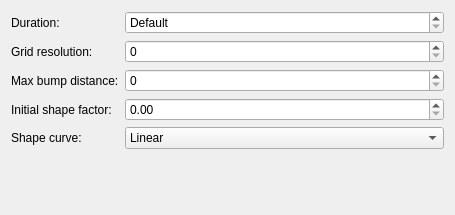
First picture: the form in src/kcm/YetAnotherMagicLampEffectKCM.ui, repository nothing4any/yet-another-magic-lamp-kde6, before the edit.
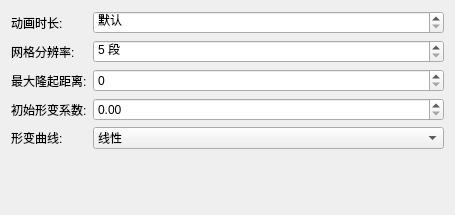
Second picture: the form after the edit.

Commit message: 修复配置

```diff
--- a/src/kcm/YetAnotherMagicLampEffectKCM.ui
+++ b/src/kcm/YetAnotherMagicLampEffectKCM.ui
@@ -14,7 +14,7 @@
    <item row="0" column="0">
     <widget class="QLabel" name="label_Duration">
      <property name="text">
-      <string>Duration:</string>
+      <string>动画时长:</string>
      </property>
     </widget>
    </item>
@@ -27,10 +27,10 @@
       </sizepolicy>
      </property>
      <property name="specialValueText">
-      <string>Default</string>
+      <string>默认</string>
      </property>
      <property name="suffix">
-      <string> milliseconds</string>
+      <string> 毫秒</string>
      </property>
      <property name="maximum">
       <number>9999</number>
@@ -43,7 +43,7 @@
    <item row="1" column="0">
     <widget class="QLabel" name="label_GridResolution">
      <property name="text">
-      <string>Grid resolution:</string>
+      <string>网格分辨率:</string>
      </property>
     </widget>
    </item>
@@ -55,12 +55,24 @@
        <verstretch>0</verstretch>
       </sizepolicy>
      </property>
+     <property name="minimum">
+      <number>5</number>
+     </property>
+     <property name="maximum">
+      <number>120</number>
+     </property>
+     <property name="singleStep">
+      <number>5</number>
+     </property>
+     <property name="suffix">
+      <string> 段</string>
+     </property>
     </widget>
    </item>
    <item row="2" column="0">
     <widget class="QLabel" name="label_MaxBumpDistance">
      <property name="text">
-      <string>Max bump distance:</string>
+      <string>最大隆起距离:</string>
      </property>
     </widget>
    </item>
@@ -77,7 +89,7 @@
    <item row="3" column="0">
     <widget class="QLabel" name="label_InitialShapeFactor">
      <property name="text">
-      <string>Initial shape factor:</string>
+      <string>初始形变系数:</string>
      </property>
     </widget>
    </item>
@@ -100,7 +112,7 @@
    <item row="4" column="0">
     <widget class="QLabel" name="label_ShapeCurve">
      <property name="text">
-      <string>Shape curve:</string>
+      <string>形变曲线:</string>
      </property>
     </widget>
    </item>
@@ -114,7 +126,7 @@
      </property>
      <item>
       <property name="text">
-       <string>Linear</string>
+       <string>线性</string>
       </property>
      </item>
      <item>
```
Left out of the diff: 16 changed lines with no effect on the pictures. The commit also changes 1 other file.
